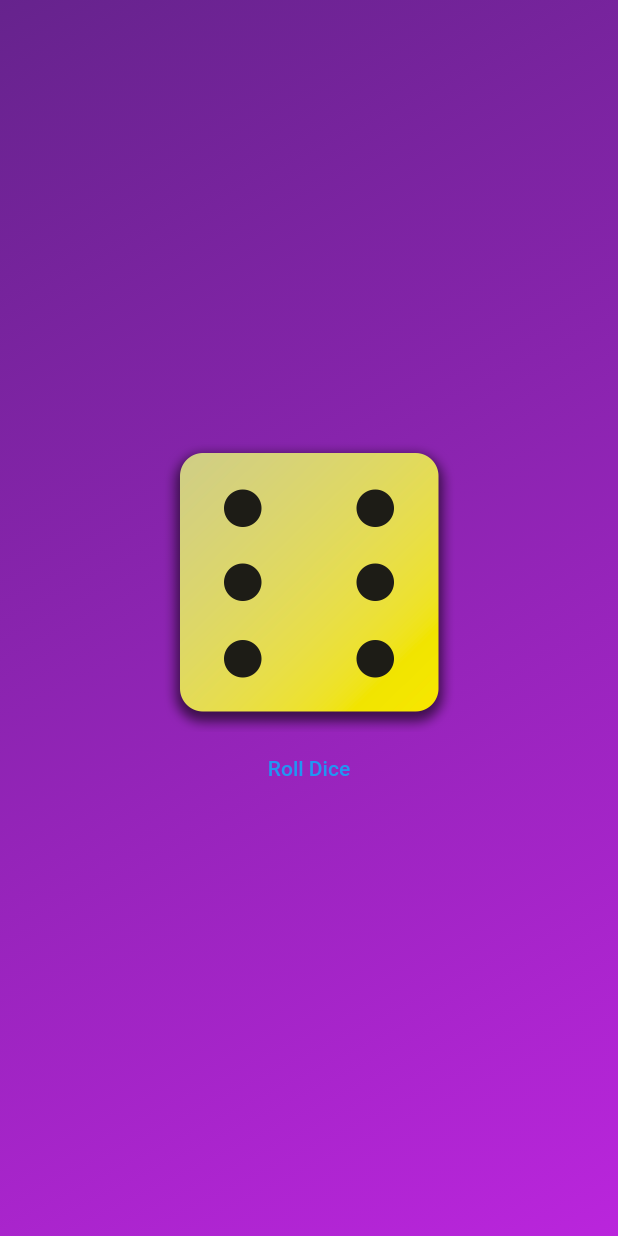
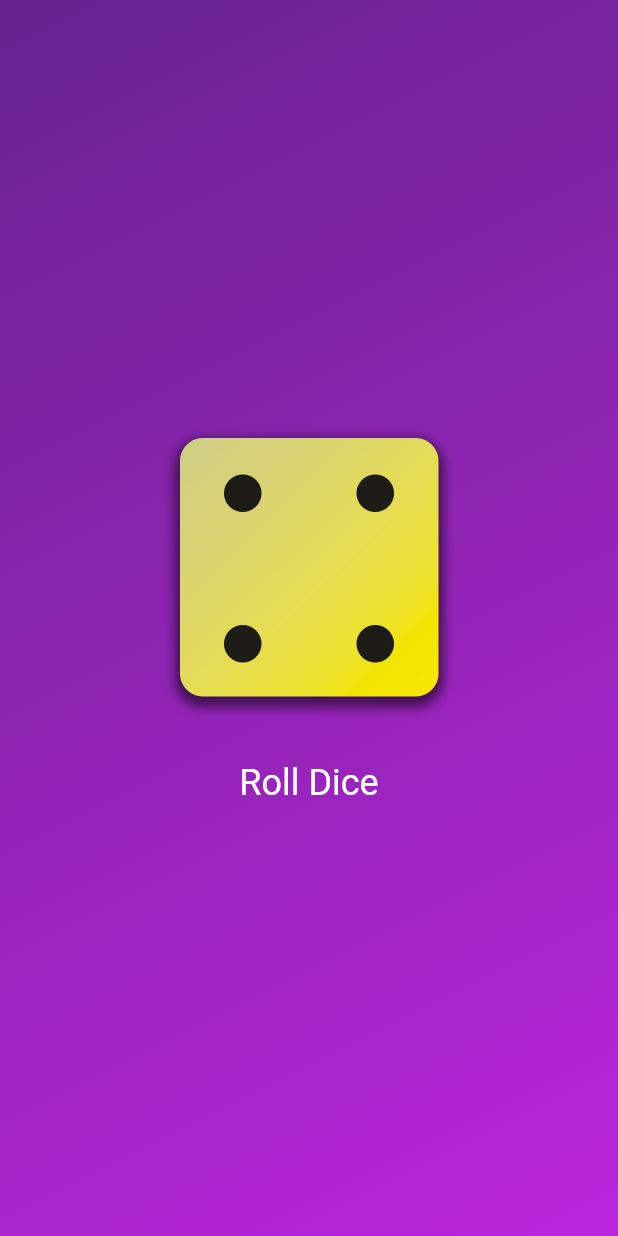
Before and after one commit to PrinceKae/dice, a Flutter app: the screen it shows after launch, on a phone screen of 412 x 824 dp. Run offline on Flutter 3.47's test engine with Material 2 defaults, Android fonts, the phone set to English and light mode, and no system bars.

Commit message:
4th Commit

```diff
--- a/lib/gradient_container.dart
+++ b/lib/gradient_container.dart
@@ -4,33 +4,53 @@ const startAlignment =  Alignment.topLeft;
 const endAlignment =   Alignment.bottomRight;
 
 
- class GradientContainer extends StatelessWidget {
-  const GradientContainer(this.color1, this.color2,{super.key,});
+ class GradientContainer extends StatefulWidget {
+   const GradientContainer(this.color1, this.color2,{super.key,});
+
 final Color color1;
 final Color color2;
 
+  @override
+  State<GradientContainer> createState() => _GradientContainerState();
+}
+
+class _GradientContainerState extends State<GradientContainer> {
+var activeDiceImage = 'assets/images/dice-4.png';
+
 void rollDice (){
+  activeDiceImage = 'assets/images/dice-6.png';
 
 }
+
   @override
   Widget build(BuildContext context) {
     return Container(
       decoration:  BoxDecoration(
         gradient: LinearGradient(
-          colors: [color1, color2],
+          colors: [widget.color1, widget.color2],
           begin:startAlignment,
           end: endAlignment,
         ),
       ),
       child: Center(
         child: Column(
-          mainAxisAlignment: MainAxisAlignment.center,
+          mainAxisSize:MainAxisSize.min ,
           children: [
             Image.asset(
-              'assets/images/dice-6.png',
+              activeDiceImage,
               width: 200,
             ),
-            TextButton(onPressed: rollDice, child: Text('Roll Dice'))
+            const SizedBox(
+              height: 20,
+            ),
+            TextButton(
+                onPressed: rollDice,
+                style: TextButton.styleFrom(
+                    foregroundColor: Colors.white,
+                    textStyle: const TextStyle(
+                      fontSize: 24,
+                    )),
+                child: const Text('Roll Dice'))
           ],
         ),
       ),
```
Also changed, not shown: 1 other file.
